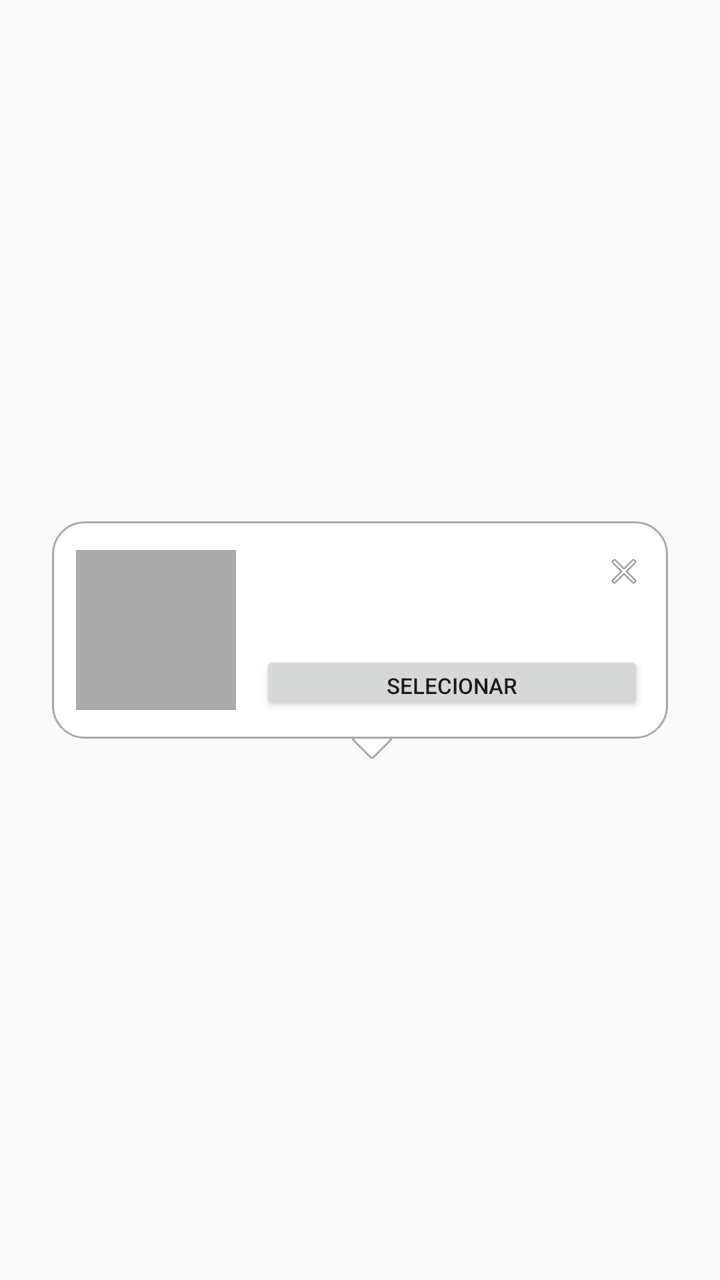
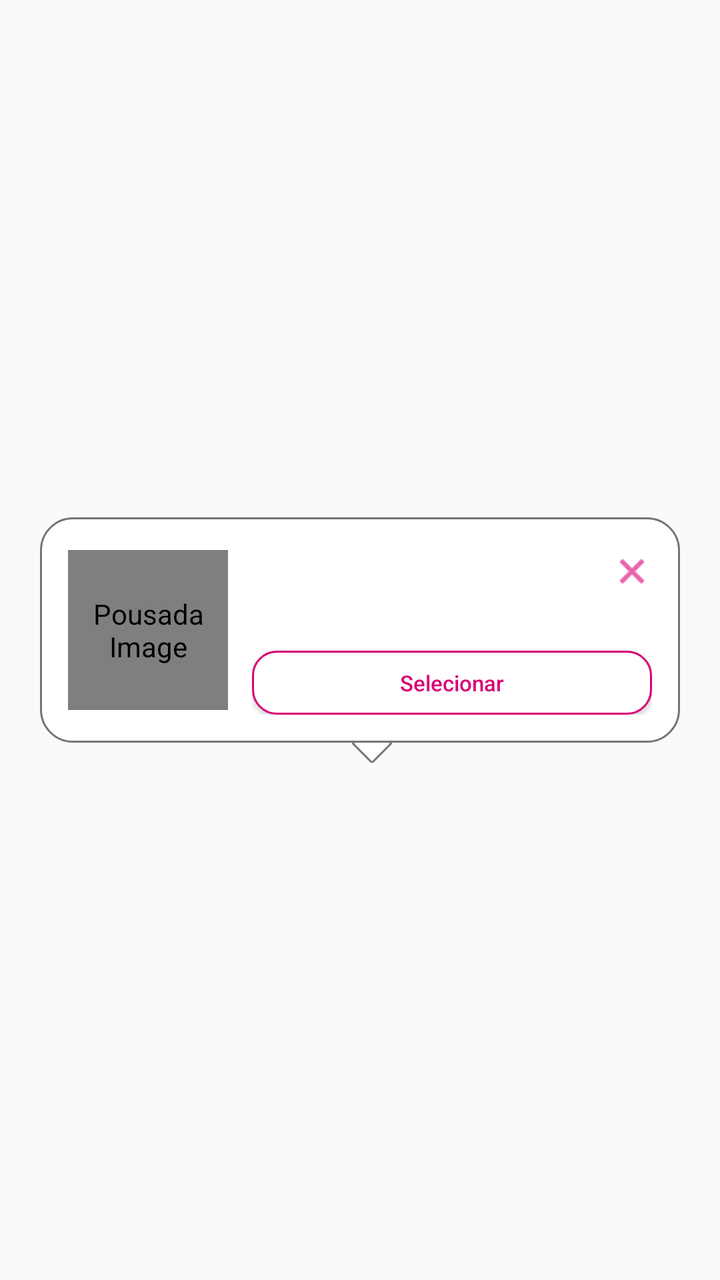

The first picture is an Android layout as it rendered before a commit; the second is the same layout after the commit. The layout source and the unified diff follow.
<!-- AndroidManifest.xml: application theme Theme.AndaLa -->
<!-- res/layout/custom_info_window.xml -->
<?xml version="1.0" encoding="utf-8"?>
<RelativeLayout xmlns:android="http://schemas.android.com/apk/res/android"
    android:layout_width="300dp"
    android:layout_height="wrap_content"
    android:elevation="8dp"
    android:gravity="center_vertical"
    android:orientation="horizontal"
    android:paddingVertical="0dp"
    android:paddingHorizontal="26dp">

    <LinearLayout
        android:id="@+id/linearLayout"
        android:layout_width="match_parent"
        android:layout_height="wrap_content"
        android:background="@drawable/bg_popup_window"
        android:elevation="0dp"
        android:gravity="center_vertical"
        android:orientation="horizontal"
        android:padding="12dp">

        
        <ImageView
            android:id="@+id/info_image"
            android:layout_width="80dp"
            android:layout_height="80dp"
            android:background="@android:color/darker_gray"
            android:contentDescription="Pousada Image"
            android:scaleType="centerCrop" />

        
        <LinearLayout
            android:layout_width="0dp"
            android:layout_height="wrap_content"
            android:layout_marginStart="12dp"
            android:layout_weight="1"
            android:orientation="vertical">

            
            <RelativeLayout
                android:layout_width="match_parent"
                android:layout_height="wrap_content">

                <TextView
                    android:id="@+id/info_title"
                    android:layout_width="match_parent"
                    android:layout_height="wrap_content"
                    android:layout_marginTop="2dp"
                    android:ellipsize="end"
                    android:maxLines="2"
                    android:textColor="@android:color/darker_gray"
                    android:textSize="18sp" />

                <ImageView
                    android:id="@+id/btn_close"
                    android:layout_width="20dp"
                    android:layout_height="20dp"
                    android:layout_alignParentEnd="true"
                    android:layout_centerVertical="true"
                    android:clickable="true"
                    android:contentDescription="Close"
                    android:focusable="true"
                    android:src="@android:drawable/ic_menu_close_clear_cancel" />
            </RelativeLayout>

            
            <TextView
                android:id="@+id/info_snippet"
                android:layout_width="match_parent"
                android:layout_height="wrap_content"
                android:layout_marginTop="2dp"
                android:ellipsize="end"
                android:maxLines="2"
                android:textColor="@android:color/darker_gray"
                android:textSize="12sp" />

            
            <Button
                android:id="@+id/btn_action"
                android:layout_width="match_parent"
                android:layout_height="32dp"
                android:layout_marginTop="8dp"
                android:insetTop="0dp"
                android:insetBottom="0dp"
                android:text="Selecionar"
                android:textSize="11sp" />
        </LinearLayout>

    </LinearLayout>

    
    <ImageView
        android:layout_width="match_parent"
        android:layout_height="10dp"
        android:layout_below="@+id/linearLayout"
        android:layout_alignParentStart="true"
        android:layout_gravity="center_horizontal"
        android:layout_marginStart="12dp"
        android:layout_marginTop="0dp"
        android:contentDescription="Arrow pointer"
        android:src="@drawable/ic_popup_arrow" />
</RelativeLayout>
<!-- resources referenced by this layout -->
<resources>
  <!-- drawable bg_popup_window (drawable) -->
  <?xml version="1.0" encoding="utf-8"?>
  <shape xmlns:android="http://schemas.android.com/apk/res/android"
      android:shape="rectangle">
      
      <solid android:color="@android:color/white" />
      <corners android:radius="16dp" />
      <stroke
          android:width="1dp"
          android:color="@android:color/darker_gray" />
  </shape>
  <!-- drawable ic_popup_arrow (drawable) -->
  <vector xmlns:android="http://schemas.android.com/apk/res/android"
      android:width="20dp"
      android:height="10dp"
      android:viewportWidth="20"
      android:viewportHeight="10">
      <path
          android:fillColor="@android:color/transparent"
          android:strokeWidth="1"
          android:strokeColor="@android:color/darker_gray"
          android:pathData="M0,0 L10,10 L20,0 Z" />
      <path
          android:fillColor="@android:color/white"
          android:pathData="M1,0 L10,9 L19,0 Z" />
  </vector>
  <style name="Theme.AndaLa" parent="android:Theme.Material.Light.NoActionBar" />
</resources>

<!-- the commit's change to res/layout/custom_info_window.xml (unified diff, before → after) -->
@@ -6,7 +6,7 @@
     android:gravity="center_vertical"
     android:orientation="horizontal"
     android:paddingVertical="0dp"
-    android:paddingHorizontal="26dp">
+    android:paddingHorizontal="20dp">
 
     <LinearLayout
         android:id="@+id/linearLayout"
@@ -16,15 +16,17 @@
         android:elevation="0dp"
         android:gravity="center_vertical"
         android:orientation="horizontal"
-        android:padding="12dp">
+        android:padding="14dp">
 
         
-        <ImageView
+        <com.redystum.andala.ui.components.RoundedImageView
             android:id="@+id/info_image"
             android:layout_width="80dp"
             android:layout_height="80dp"
-            android:background="@android:color/darker_gray"
+            android:background="@drawable/bg_popup_image"
+            android:clipToOutline="true"
             android:contentDescription="Pousada Image"
+            android:outlineProvider="background"
             android:scaleType="centerCrop" />
 
         
@@ -47,8 +49,9 @@
                     android:layout_marginTop="2dp"
                     android:ellipsize="end"
                     android:maxLines="2"
-                    android:textColor="@android:color/darker_gray"
-                    android:textSize="18sp" />
+                    android:textColor="@color/popup_on_surface"
+                    android:textSize="18sp"
+                    android:textStyle="bold" />
 
                 <ImageView
                     android:id="@+id/btn_close"
@@ -59,7 +62,8 @@
                     android:clickable="true"
                     android:contentDescription="Close"
                     android:focusable="true"
-                    android:src="@android:drawable/ic_menu_close_clear_cancel" />
+                    android:src="@android:drawable/ic_menu_close_clear_cancel"
+                    android:tint="@color/anda_pink" />
             </RelativeLayout>
 
             
@@ -70,7 +74,7 @@
                 android:layout_marginTop="2dp"
                 android:ellipsize="end"
                 android:maxLines="2"
-                android:textColor="@android:color/darker_gray"
+                android:textColor="@color/popup_on_surface_variant"
                 android:textSize="12sp" />
 
             
@@ -79,10 +83,14 @@
                 android:layout_width="match_parent"
                 android:layout_height="32dp"
                 android:layout_marginTop="8dp"
+                android:background="@drawable/bg_popup_button_unselected"
+                android:backgroundTint="@null"
                 android:insetTop="0dp"
                 android:insetBottom="0dp"
                 android:text="Selecionar"
-                android:textSize="11sp" />
+                android:textColor="@color/anda_pink"
+                android:textSize="11sp"
+                android:textAllCaps="false" />
         </LinearLayout>
 
     </LinearLayout>
<!-- resource entries referenced after the edit -->
@@ -1,15 +1,34 @@
 <!-- resources referenced by this layout -->
 <resources>
+  <color name="anda_pink">#FFD80074</color>
+  <color name="popup_on_surface">#FF1A1A1A</color>
+  <color name="popup_on_surface_variant">#FF4A4A4A</color>
+  <!-- drawable bg_popup_button_unselected (drawable) -->
+  <?xml version="1.0" encoding="utf-8"?>
+  <shape xmlns:android="http://schemas.android.com/apk/res/android"
+      android:shape="rectangle">
+      <solid android:color="@color/popup_surface" />
+      <corners android:radius="12dp" />
+      <stroke
+          android:width="1dp"
+          android:color="@color/anda_pink" />
+  </shape>
+  <!-- drawable bg_popup_image (drawable) -->
+  <?xml version="1.0" encoding="utf-8"?>
+  <shape xmlns:android="http://schemas.android.com/apk/res/android"
+      android:shape="rectangle">
+      <solid android:color="@color/popup_image_placeholder" />
+      <corners android:radius="12dp" />
+  </shape>
   <!-- drawable bg_popup_window (drawable) -->
   <?xml version="1.0" encoding="utf-8"?>
   <shape xmlns:android="http://schemas.android.com/apk/res/android"
       android:shape="rectangle">
-      
-      <solid android:color="@android:color/white" />
+      <solid android:color="@color/popup_surface" />
       <corners android:radius="16dp" />
       <stroke
           android:width="1dp"
-          android:color="@android:color/darker_gray" />
+          android:color="@color/popup_outline" />
   </shape>
   <!-- drawable ic_popup_arrow (drawable) -->
   <vector xmlns:android="http://schemas.android.com/apk/res/android"
@@ -18,14 +37,17 @@
       android:viewportWidth="20"
       android:viewportHeight="10">
       <path
-          android:fillColor="@android:color/transparent"
+          android:fillColor="@color/popup_surface"
           android:strokeWidth="1"
-          android:strokeColor="@android:color/darker_gray"
+          android:strokeColor="@color/popup_outline"
           android:pathData="M0,0 L10,10 L20,0 Z" />
       <path
-          android:fillColor="@android:color/white"
+          android:fillColor="@color/popup_surface"
           android:pathData="M1,0 L10,9 L19,0 Z" />
   </vector>
   <style name="Theme.AndaLa" parent="android:Theme.Material.Light.NoActionBar" />
+  <color name="popup_surface">#FFFFFFFF</color>
+  <color name="popup_image_placeholder">#FFEDEDED</color>
+  <color name="popup_outline">#FF757575</color>
 </resources>
 
